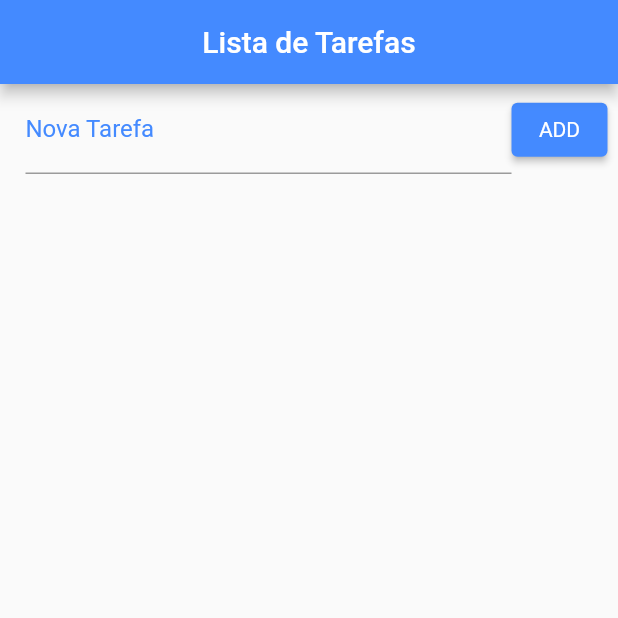
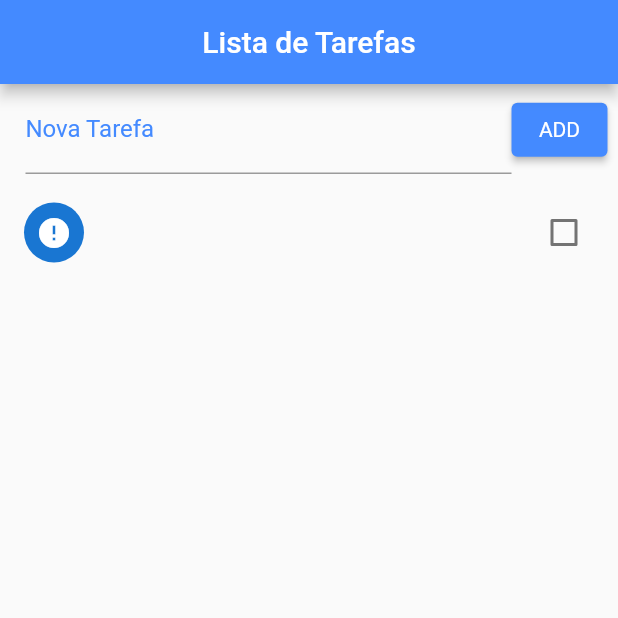
Before and after one commit to luizcdev/flutter_class_task_list, a Flutter app: the screen it shows after launch, after a tap on "ADD", on a phone screen of 412 x 824 dp, the top half of it. Run offline on Flutter 3.47's test engine with Material 2 defaults, Android fonts, the phone set to English and light mode, and no system bars.

Commit message:
finishing project

```diff
--- a/lib/main.dart
+++ b/lib/main.dart
@@ -3,6 +3,7 @@ import 'dart:io';
 import 'dart:async';
 
 import 'package:flutter/material.dart';
+import 'package:flutter/rendering.dart';
 import 'package:path_provider/path_provider.dart';
 
 void main() {
@@ -20,7 +21,54 @@ class Home extends StatefulWidget {
 
 class _HomeState extends State<Home> {
 
+  final _toDoController = TextEditingController();
+
   List _toDoList = [];
+  Map<String, dynamic> _lastRemoved;
+  int _lastRemovedPosition;
+
+  void _addToDo() {
+
+    final Map<String, dynamic> _newToDo = Map();
+    _newToDo["title"] = _toDoController.text;
+    _newToDo["ok"] = false;
+
+    setState(() {
+      _toDoList.add(_newToDo);
+      _toDoController.clear();
+    });
+    _saveData();
+
+  }
+
+  Future<Null> _refresh() async{
+    await Future.delayed(Duration(seconds: 1));
+
+    setState(() {
+      _toDoList.sort((a,b){
+        if(a["ok"] && !b["ok"]) return 1;
+        else if(!a["ok"] && b["ok"]) return -1;
+        else return 0;
+      });
+
+      _saveData();
+    });
+
+    return null;
+
+  }
+
+
+  @override
+  void initState() {
+    super.initState();
+
+    _readData().then((data) {
+      setState(() {
+        _toDoList = json.decode(data);
+      });
+    });
+  }
 
   @override
   Widget build(BuildContext context) {
@@ -37,6 +85,7 @@ class _HomeState extends State<Home> {
             child: Row(
               children: <Widget>[
                 Expanded(child:  TextField(
+                  controller: _toDoController,
                   decoration: InputDecoration(
                       labelText: "Nova Tarefa",
                       labelStyle: TextStyle(color: Colors.blueAccent)
@@ -48,14 +97,74 @@ class _HomeState extends State<Home> {
                       primary: Colors.blueAccent,
                       textStyle: TextStyle(color: Colors.blueAccent)
                     ),
-                    onPressed: () {},
+                    onPressed: _addToDo,
                     child: Text("ADD"),
                 )
               ],
             ),
-          )
+          ),
+          Expanded(
+              child: RefreshIndicator(
+                onRefresh: _refresh,
+                child: ListView.builder(
+                  padding: EdgeInsets.only(top: 10.0),
+                  itemCount: _toDoList.length,
+                  itemBuilder: _buildItem
+              ))
+          ),
         ]
       )
+    );
+  }
+
+  Widget _buildItem(BuildContext context, int index) {
+    return Dismissible(
+        key: Key(DateTime.now().millisecondsSinceEpoch.toString()),
+        background: Container(
+          color: Colors.red,
+          child: Align(
+            alignment: Alignment(-0.9, 0.0),
+            child: Icon(Icons.delete, color: Colors.white)
+          ),
+        ),
+      direction: DismissDirection.startToEnd,
+      child: CheckboxListTile(
+        title: Text(_toDoList[index]["title"]),
+        value: _toDoList[index]["ok"],
+        secondary: CircleAvatar(
+          child: Icon(_toDoList[index]["ok"] ? Icons.check : Icons.error),
+        ),
+        onChanged: (checked) {
+          setState(() {
+            _toDoList[index]["ok"] = checked;
+          });
+
+          _saveData();
+        },
+      ),
+      onDismissed: (direction) {
+          setState(() {
+            _lastRemoved = Map.from(_toDoList[index]);
+            _lastRemovedPosition = index;
+            _toDoList.removeAt(index);
+            _saveData();
+
+            final snack = SnackBar(
+                content: Text("Tarefa \"${_lastRemoved["title"]}\" removida!"),
+                action: SnackBarAction(label: "Desfazer",
+                onPressed: () {
+                  setState(() {
+                    _toDoList.insert(_lastRemovedPosition, _lastRemoved);
+                    _saveData();
+                  });
+                },),
+              duration: Duration(seconds: 2),
+            );
+
+            ScaffoldMessenger.of(context).removeCurrentSnackBar();
+            ScaffoldMessenger.of(context).showSnackBar(snack);
+          });
+      },
     );
   }
 
```
